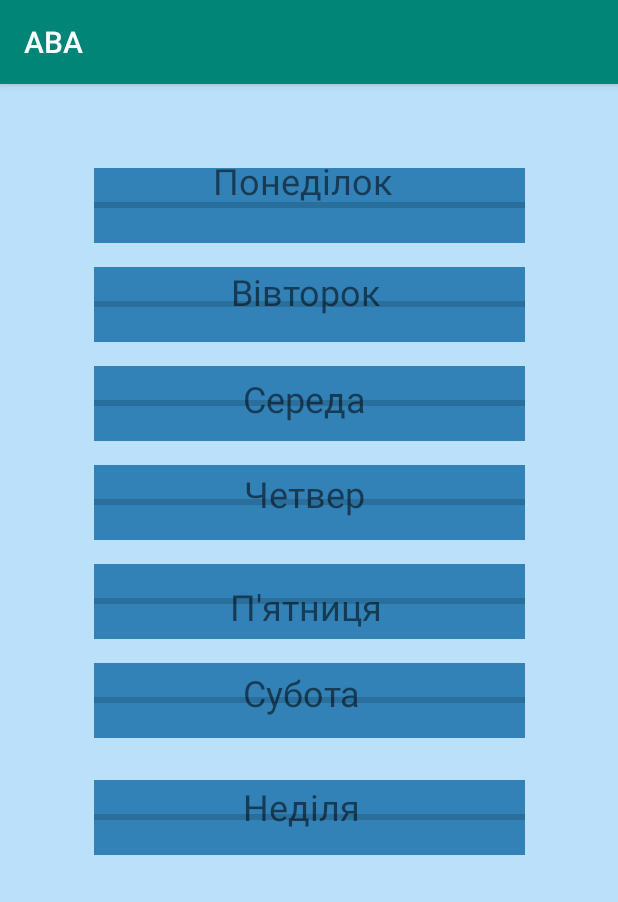
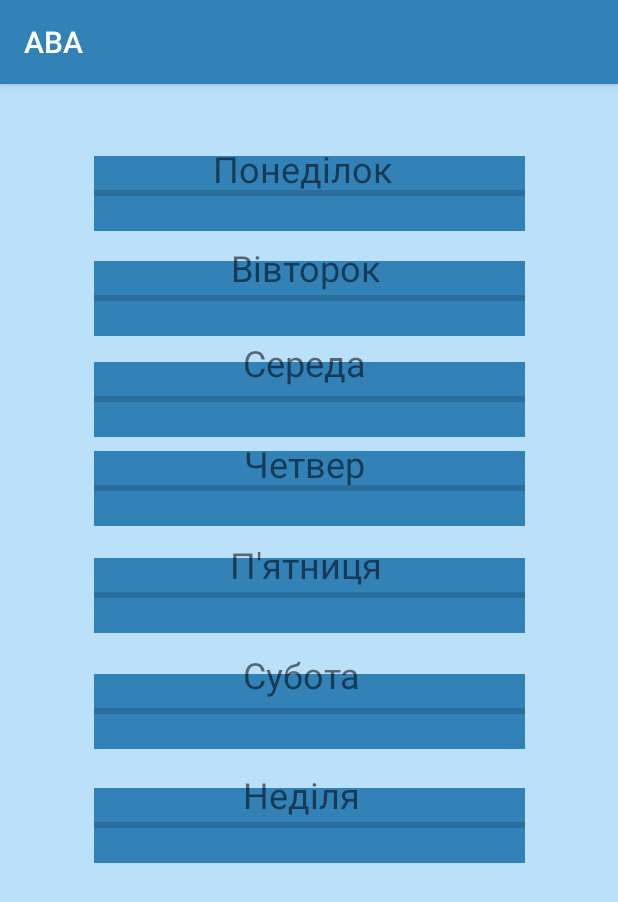
Before and after one commit to Denys-Doskochynskiy/IONKiD_JAVA, an Android app: the TaskActivity screen opened directly, with no data from a screen before it, on a phone screen of 412 x 824 dp. Shown: the top 902 px of the screen. Run offline under Robolectric (Android 15) with nearby library versions, the phone set to English and light mode, and no system bars.

Commit message:
Added MultiLine in comment, changed color in upper bar, redesign some activities

```diff
--- a/app/src/main/res/layout/reg.xml
+++ b/app/src/main/res/layout/reg.xml
@@ -13,10 +13,11 @@
         android:layout_width="wrap_content"
         android:layout_height="wrap_content"
         android:layout_marginBottom="16dp"
+        android:background="#3282B8"
         android:text="Add"
         app:layout_constraintBottom_toBottomOf="parent"
         app:layout_constraintEnd_toEndOf="parent"
-        app:layout_constraintHorizontal_bias="0.182"
+        app:layout_constraintHorizontal_bias="0.151"
         app:layout_constraintStart_toStartOf="parent" />
 
     <EditText
@@ -115,6 +116,7 @@
         android:layout_width="wrap_content"
         android:layout_height="wrap_content"
         android:layout_marginBottom="16dp"
+        android:background="#3282B8"
         android:text="next"
         app:layout_constraintBottom_toBottomOf="parent"
         app:layout_constraintEnd_toEndOf="parent"
@@ -126,6 +128,7 @@
         android:layout_width="wrap_content"
         android:layout_height="wrap_content"
         android:layout_marginBottom="16dp"
+        android:background="#3282B8"
         android:text="CLEAN"
         app:layout_constraintBottom_toBottomOf="parent"
         app:layout_constraintEnd_toEndOf="parent"
--- a/app/src/main/res/layout/task_activity.xml
+++ b/app/src/main/res/layout/task_activity.xml
@@ -12,7 +12,7 @@
         style="?android:attr/progressBarStyleHorizontal"
         android:layout_width="287dp"
         android:layout_height="50dp"
-        android:layout_marginTop="56dp"
+        android:layout_marginTop="48dp"
         android:background="#3282B8"
         android:clickable="true"
         app:layout_constraintEnd_toEndOf="parent"
@@ -24,90 +24,89 @@
         style="?android:attr/progressBarStyleHorizontal"
         android:layout_width="287dp"
         android:layout_height="50dp"
-        android:layout_marginTop="16dp"
+        android:layout_marginTop="40dp"
         android:background="#3282B8"
         android:clickable="true"
         app:layout_constraintEnd_toEndOf="parent"
         app:layout_constraintStart_toStartOf="parent"
-        app:layout_constraintTop_toBottomOf="@+id/mondayBar" />
+        app:layout_constraintTop_toBottomOf="@+id/textView2" />
 
     <ProgressBar
         android:id="@+id/mondayBar3"
         style="?android:attr/progressBarStyleHorizontal"
         android:layout_width="287dp"
         android:layout_height="50dp"
-        android:layout_marginTop="16dp"
+        android:layout_marginTop="40dp"
         android:background="#3282B8"
         android:clickable="true"
         app:layout_constraintEnd_toEndOf="parent"
         app:layout_constraintStart_toStartOf="parent"
-        app:layout_constraintTop_toBottomOf="@+id/mondayBar2" />
+        app:layout_constraintTop_toBottomOf="@+id/textView3" />
 
     <ProgressBar
         android:id="@+id/mondayBar4"
         style="?android:attr/progressBarStyleHorizontal"
         android:layout_width="287dp"
         android:layout_height="50dp"
-        android:layout_marginTop="16dp"
+        android:layout_marginTop="44dp"
         android:background="#3282B8"
         android:clickable="true"
         app:layout_constraintEnd_toEndOf="parent"
         app:layout_constraintStart_toStartOf="parent"
-        app:layout_constraintTop_toBottomOf="@+id/mondayBar3" />
+        app:layout_constraintTop_toBottomOf="@+id/textView4" />
 
     <ProgressBar
         android:id="@+id/mondayBar5"
         style="?android:attr/progressBarStyleHorizontal"
         android:layout_width="287dp"
         android:layout_height="50dp"
-        android:layout_marginTop="16dp"
+        android:layout_marginTop="56dp"
         android:background="#3282B8"
         android:clickable="true"
         app:layout_constraintEnd_toEndOf="parent"
         app:layout_constraintStart_toStartOf="parent"
-        app:layout_constraintTop_toBottomOf="@+id/mondayBar6" />
+        app:layout_constraintTop_toBottomOf="@+id/textView6" />
 
     <ProgressBar
         android:id="@+id/mondayBar7"
         style="?android:attr/progressBarStyleHorizontal"
         android:layout_width="287dp"
         android:layout_height="50dp"
-        android:layout_marginTop="28dp"
+        android:layout_marginTop="60dp"
         android:background="#3282B8"
         android:clickable="true"
         app:layout_constraintEnd_toEndOf="parent"
         app:layout_constraintStart_toStartOf="parent"
-        app:layout_constraintTop_toBottomOf="@+id/mondayBar5" />
+        app:layout_constraintTop_toBottomOf="@+id/textView7" />
 
     <ProgressBar
         android:id="@+id/mondayBar6"
         style="?android:attr/progressBarStyleHorizontal"
         android:layout_width="287dp"
         android:layout_height="50dp"
-        android:layout_marginTop="16dp"
+        android:layout_marginTop="44dp"
         android:background="#3282B8"
         android:clickable="true"
         app:layout_constraintEnd_toEndOf="parent"
         app:layout_constraintStart_toStartOf="parent"
-        app:layout_constraintTop_toBottomOf="@+id/mondayBar4" />
+        app:layout_constraintTop_toBottomOf="@+id/textView5" />
 
     <TextView
         android:id="@+id/textView2"
         android:layout_width="128dp"
         android:layout_height="38dp"
-        android:layout_marginTop="48dp"
+        android:layout_marginTop="40dp"
         android:text="Понеділок"
         android:textSize="24sp"
-        app:layout_constraintEnd_toEndOf="@+id/mondayBar"
-        app:layout_constraintHorizontal_bias="0.496"
-        app:layout_constraintStart_toStartOf="@+id/mondayBar"
+        app:layout_constraintEnd_toEndOf="parent"
+        app:layout_constraintStart_toStartOf="parent"
         app:layout_constraintTop_toTopOf="parent" />
 
     <TextView
         android:id="@+id/textView3"
         android:layout_width="104dp"
         android:layout_height="39dp"
-        android:layout_marginTop="36dp"
+        android:layout_marginTop="28dp"
         android:text="Вівторок"
         android:textSize="24sp"
         app:layout_constraintEnd_toEndOf="parent"
@@ -118,7 +117,7 @@
         android:id="@+id/textView4"
         android:layout_width="88dp"
         android:layout_height="31dp"
-        android:layout_marginTop="32dp"
+        android:layout_marginTop="24dp"
         android:text="Середа"
         android:textSize="24sp"
         app:layout_constraintEnd_toEndOf="parent"
@@ -129,7 +128,7 @@
         android:id="@+id/textView5"
         android:layout_width="87dp"
         android:layout_height="35dp"
-        android:layout_marginTop="32dp"
+        android:layout_marginTop="36dp"
         android:text="Четвер"
         android:textSize="24sp"
         app:layout_constraintEnd_toEndOf="parent"
@@ -140,7 +139,7 @@
         android:id="@+id/textView6"
         android:layout_width="105dp"
         android:layout_height="33dp"
-        android:layout_marginTop="40dp"
+        android:layout_marginTop="32dp"
         android:text="П'ятниця"
         android:textSize="24sp"
         app:layout_constraintEnd_toEndOf="parent"
@@ -151,7 +150,7 @@
         android:id="@+id/textView7"
         android:layout_width="88dp"
         android:layout_height="32dp"
-        android:layout_marginTop="24dp"
+        android:layout_marginTop="40dp"
         android:text="Субота"
         android:textSize="24sp"
         app:layout_constraintEnd_toEndOf="parent"
@@ -162,10 +161,10 @@
         android:id="@+id/textView8"
         android:layout_width="88dp"
         android:layout_height="32dp"
-        android:layout_marginTop="100dp"
+        android:layout_marginTop="48dp"
         android:text="Неділя"
         android:textSize="24sp"
         app:layout_constraintEnd_toEndOf="parent"
         app:layout_constraintStart_toStartOf="parent"
-        app:layout_constraintTop_toBottomOf="@+id/textView6" />
+        app:layout_constraintTop_toBottomOf="@+id/textView7" />
 </androidx.constraintlayout.widget.ConstraintLayout>
--- a/app/src/main/res/values/colors.xml
+++ b/app/src/main/res/values/colors.xml
@@ -1,6 +1,6 @@
 <?xml version="1.0" encoding="utf-8"?>
 <resources>
-    <color name="colorPrimary">#008577</color>
-    <color name="colorPrimaryDark">#00574B</color>
+    <color name="colorPrimary">#3282B8</color>
+    <color name="colorPrimaryDark">#FF1470AE</color>
     <color name="colorAccent">#D81B60</color>
 </resources>
```
Also changed, not shown: app/src/main/res/layout/activity_login.xml (+21 -17 lines), app/src/main/res/layout/activity_test_comment.xml (+10 -4 lines).
